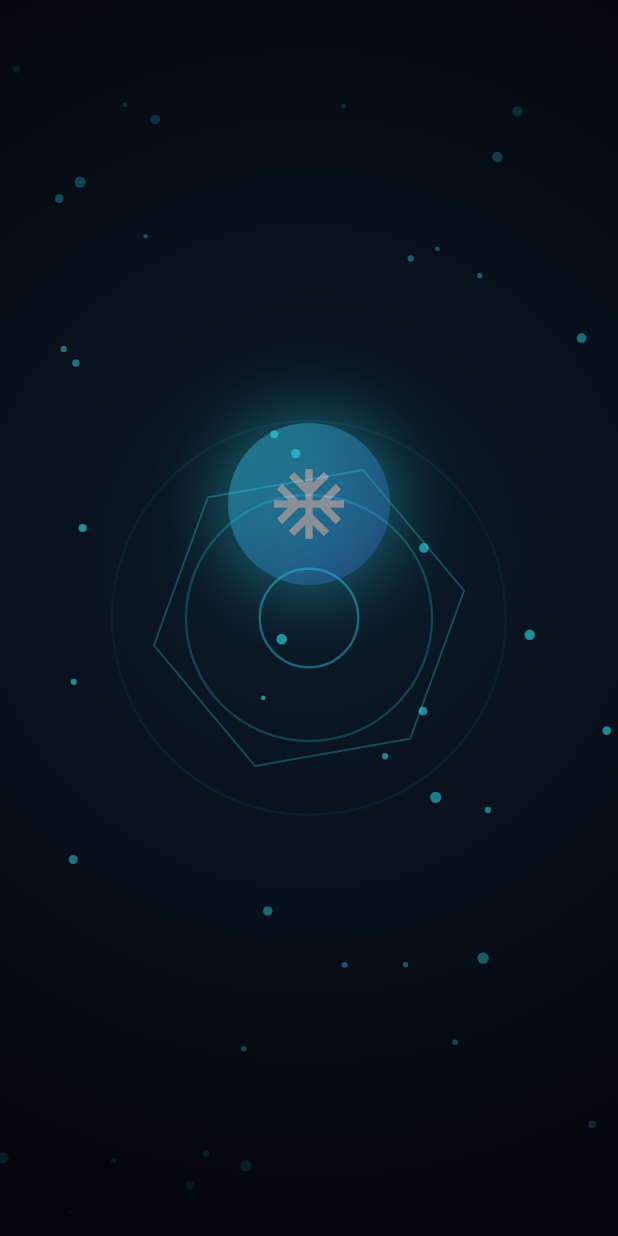
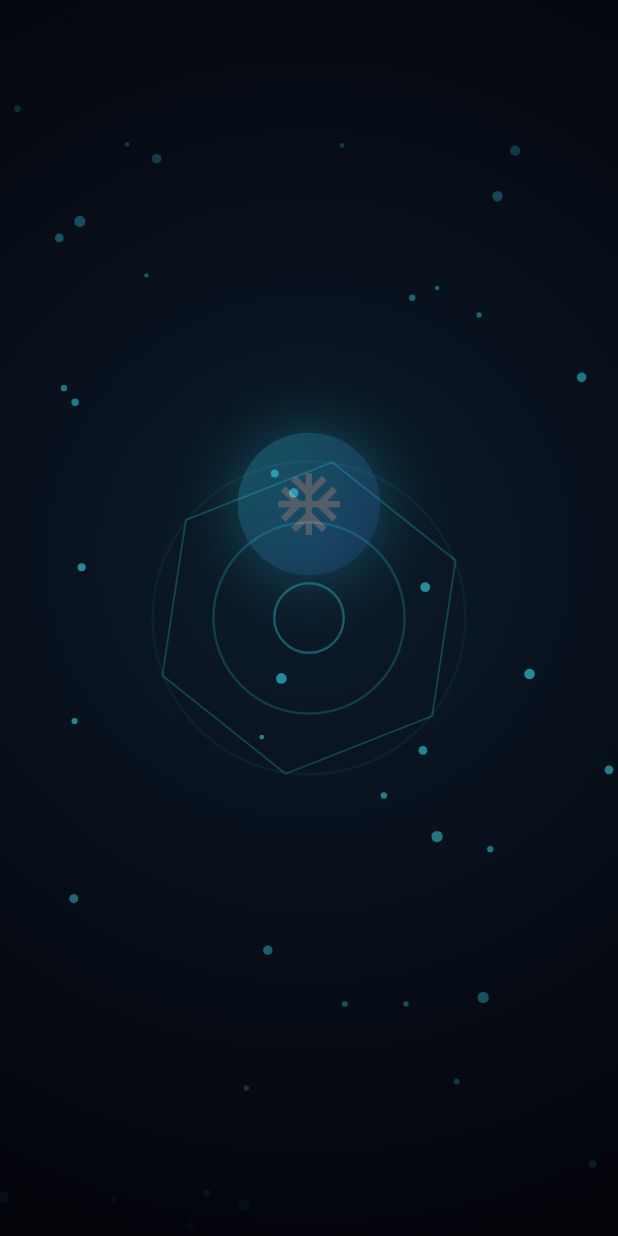
Before and after one commit to hackkercyber133/PROTECT-FAN-COOLER-1, a Flutter app: the first screen one second after launch, on a phone screen of 412 x 824 dp. Run offline on Flutter 3.47's test engine with Material 3 defaults, Android fonts, the phone set to English and light mode, and no system bars; our stand-ins replace flutter_blue_plus; missing offline and left inert: mqtt_client.

Commit message:
Update main.dart

```diff
--- a/lib/main.dart
+++ b/lib/main.dart
@@ -7,7 +7,7 @@ import 'dart:convert';
 import 'dart:async';
 import 'dart:math';
 
-const String kAppVersion = "1.2.0";
+const String kAppVersion = "1.2.1";
 
 void main() => runApp(MyApp());
 
@@ -69,13 +69,13 @@ class _SplashScreenState extends State<SplashScreen> with TickerProviderStateMix
       );
     });
 
-    _mainCtrl = AnimationController(vsync: this, duration: const Duration(milliseconds: 5200));
-    _loopCtrl = AnimationController(vsync: this, duration: const Duration(milliseconds: 3600))..repeat();
+    _mainCtrl = AnimationController(vsync: this, duration: const Duration(milliseconds: 9000));
+    _loopCtrl = AnimationController(vsync: this, duration: const Duration(milliseconds: 4200))..repeat();
 
     _mainCtrl.forward();
     _mainCtrl.addStatusListener((s) {
       if (s == AnimationStatus.completed) {
-        Future.delayed(const Duration(milliseconds: 150), _goToApp);
+        Future.delayed(const Duration(milliseconds: 400), _goToApp);
       }
     });
   }
@@ -845,6 +845,9 @@ class _ControllerPageState extends State<ControllerPage> {
                 Divider(color: Colors.white24, height: 20),
                 Text("Changelog", style: TextStyle(color: accentColor, fontWeight: FontWeight.bold)),
                 SizedBox(height: 4),
+                Text("v1.2.1"),
+                Text("- Durasi animasi splash screen diperpanjang jadi 9 detik agar lebih terasa."),
+                SizedBox(height: 6),
                 Text("v1.2.0"),
                 Text("- Tambah animasi splash screen bergaya gaming (partikel, cincin energi, logo bercahaya)."),
                 Text("- Transisi halus dari splash ke halaman utama."),
```
